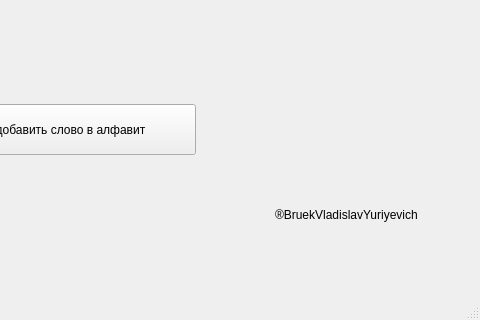
Qt form Search/mainwindow.ui (BlizniukDM/BBS) before a commit; both pictures show x 305 to 785 and y 266 to 586 of the 785 by 586 pixel window.
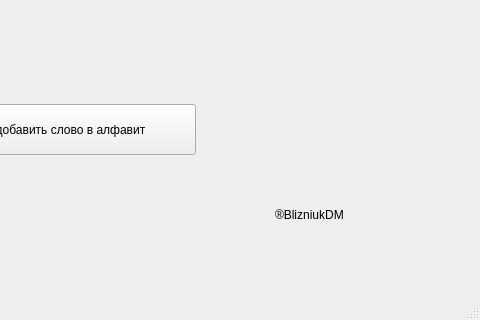
The same form after that commit. Icons and pictures are not drawn.

Patch:
```diff
--- a/Search/mainwindow.ui
+++ b/Search/mainwindow.ui
@@ -155,7 +155,7 @@
      </rect>
     </property>
     <property name="text">
-     <string>®BruekVladislavYuriyevich</string>
+     <string>®BlizniukDM</string>
     </property>
    </widget>
   </widget>
```
